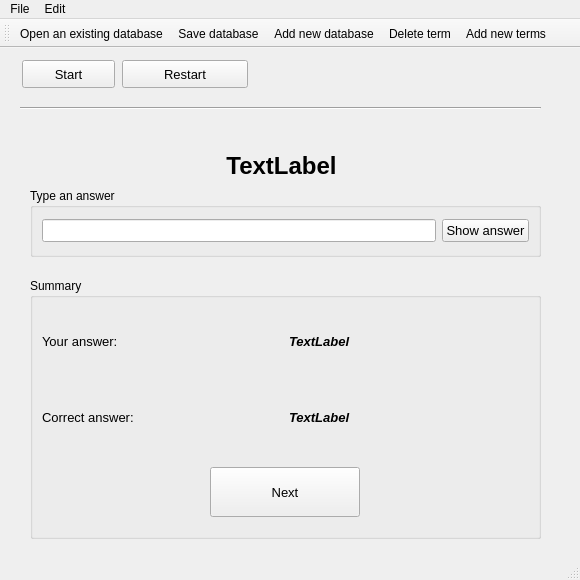
This is FlashCards/mainwindow.ui in Avalanche315/FlashCards as Qt 5 draws it before an edit. The edited form follows.
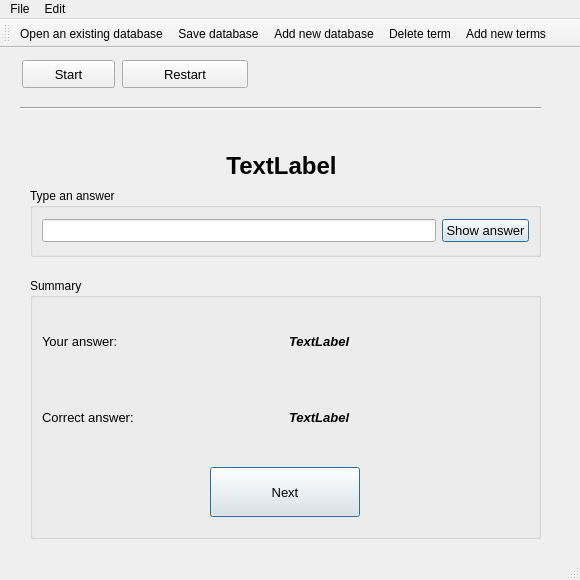
This is the edited form. Icons and pictures are not drawn.

Diff of the .ui file:
```diff
--- a/FlashCards/mainwindow.ui
+++ b/FlashCards/mainwindow.ui
@@ -221,6 +221,9 @@
          <property name="text">
           <string>Next</string>
          </property>
+         <property name="default">
+          <bool>true</bool>
+         </property>
         </widget>
        </item>
       </layout>
@@ -288,6 +291,9 @@
          <property name="text">
           <string>Show answer</string>
          </property>
+         <property name="default">
+          <bool>true</bool>
+         </property>
         </widget>
        </item>
       </layout>
```
